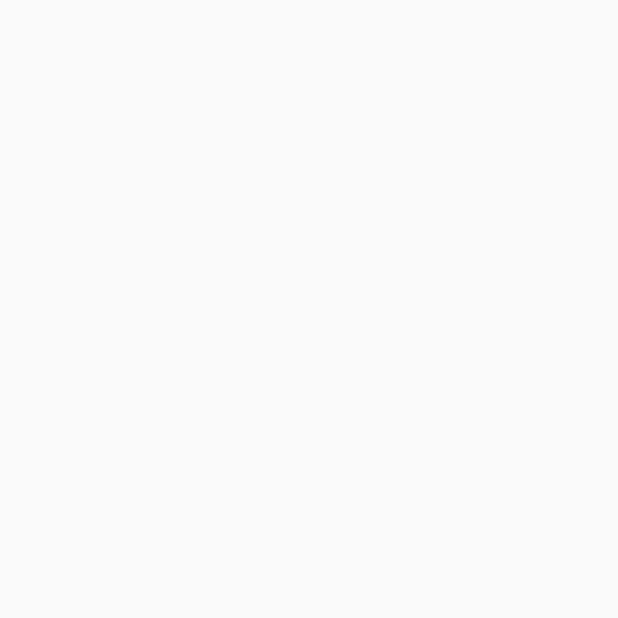
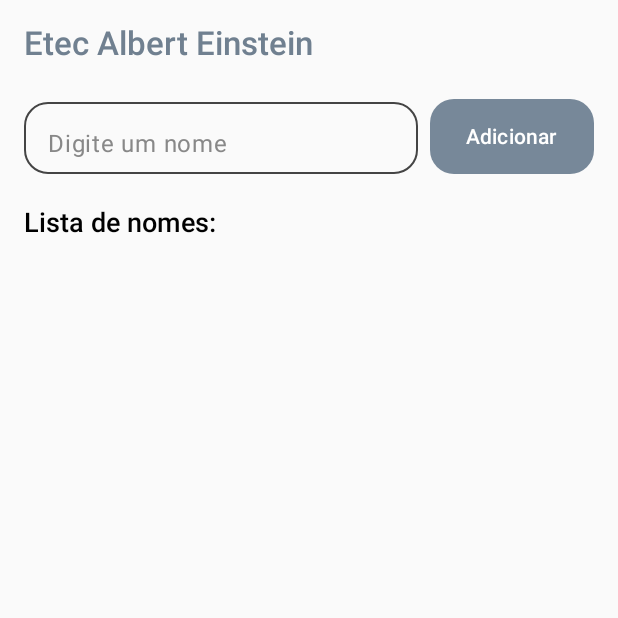
Before and after one commit to danielalmeidafr/Student, an Android app built with Jetpack Compose: the screen it shows after launch (MainActivity), on a phone screen of 412 x 824 dp, the top half of it. Before the commit the part shown is empty. Run offline under Robolectric (Android 15) with nearby library versions, the phone set to English and light mode, and no system bars.

Commit message:
feat: mvp

```diff
--- a/app/src/main/java/com/student/views/Home.kt
+++ b/app/src/main/java/com/student/views/Home.kt
@@ -1,22 +1,137 @@
 package com.student.views
 
+import android.widget.Toast
 import androidx.compose.foundation.background
 import androidx.compose.foundation.layout.Box
+import androidx.compose.foundation.layout.Column
+import androidx.compose.foundation.layout.PaddingValues
+import androidx.compose.foundation.layout.Row
+import androidx.compose.foundation.layout.Spacer
+import androidx.compose.foundation.layout.WindowInsets
+import androidx.compose.foundation.layout.asPaddingValues
 import androidx.compose.foundation.layout.fillMaxSize
+import androidx.compose.foundation.layout.fillMaxWidth
+import androidx.compose.foundation.layout.height
+import androidx.compose.foundation.layout.padding
+import androidx.compose.foundation.layout.safeDrawing
+import androidx.compose.foundation.layout.size
+import androidx.compose.foundation.layout.width
+import androidx.compose.foundation.shape.CircleShape
+import androidx.compose.foundation.shape.RoundedCornerShape
+import androidx.compose.material.icons.Icons
+import androidx.compose.material.icons.filled.Close
+import androidx.compose.material3.Button
+import androidx.compose.material3.ButtonDefaults
+import androidx.compose.material3.Icon
+import androidx.compose.material3.IconButton
+import androidx.compose.material3.OutlinedTextField
+import androidx.compose.material3.OutlinedTextFieldDefaults
+import androidx.compose.material3.SnackbarHost
+import androidx.compose.material3.SnackbarHostState
+import androidx.compose.material3.Text
 import androidx.compose.runtime.Composable
+import androidx.compose.runtime.getValue
+import androidx.compose.runtime.mutableStateListOf
+import androidx.compose.runtime.mutableStateOf
+import androidx.compose.runtime.remember
+import androidx.compose.runtime.rememberCoroutineScope
+import androidx.compose.runtime.setValue
+import androidx.compose.ui.Alignment
 import androidx.compose.ui.Modifier
 import androidx.compose.ui.graphics.Color
+import androidx.compose.ui.graphics.painter.Painter
+import androidx.compose.ui.platform.LocalContext
+import androidx.compose.ui.text.font.FontWeight
 import androidx.compose.ui.tooling.preview.Preview
+import androidx.compose.ui.unit.dp
+import androidx.compose.ui.unit.sp
+import kotlinx.coroutines.launch
 
 @Composable
 fun Home() {
+    var name by remember { mutableStateOf("") }
+    var names = remember { mutableStateListOf<String>() }
+    val context = LocalContext.current
 
+    Column(modifier = Modifier.fillMaxSize().padding(16.dp).padding(WindowInsets.safeDrawing.asPaddingValues())) {
+        Text("Etec Albert Einstein", fontSize = 22.sp, fontWeight = FontWeight.SemiBold, color = Color(0xFF708090))
+        Spacer(modifier = Modifier.height(18.dp))
+        Row(modifier = Modifier.fillMaxWidth(), verticalAlignment = Alignment.CenterVertically) {
+            OutlinedTextField(
+                modifier = Modifier.weight(1f).height(56.dp),
+                value = name,
+                onValueChange = { name = it },
+                label = { Text("Digite um nome") },
+                shape = RoundedCornerShape(16.dp),
+                colors = OutlinedTextFieldDefaults.colors(
+                    unfocusedLabelColor = Color.Gray,
+                    focusedLabelColor = Color.Gray,
+                    unfocusedBorderColor = Color.DarkGray,
+                    focusedBorderColor = Color.DarkGray
+                )
+            )
+            Spacer(modifier = Modifier.width(8.dp))
+            Button(
+                onClick = {
+                    if (name.isNotBlank()) {
+                        names += name
+                        name = ""
+                    } else {
+                        Toast.makeText(context, "Digite um nome antes de adicionar!", Toast.LENGTH_SHORT).show()
+                    }
+                },
+                modifier = Modifier.height(56.dp).padding(top = 6.dp),
+                shape = RoundedCornerShape(16.dp),
+                colors = ButtonDefaults.buttonColors(
+                    containerColor = Color(0xFF778899),
+                    contentColor = Color.White
+                ),
+            ) {
+                Text("Adicionar", fontWeight = FontWeight.SemiBold)
+            }
+        }
+        Spacer(modifier = Modifier.height(22.dp))
+        Text("Lista de nomes:", fontSize = 18.sp, fontWeight = FontWeight.Medium)
+        names.forEach { namesItem ->
+            Row(
+                verticalAlignment = Alignment.CenterVertically,
+                modifier = Modifier
+                    .fillMaxWidth()
+                    .padding(vertical = 4.dp)
+                    .background(
+                        color = Color(0xFFF0F4F8),
+                        shape = RoundedCornerShape(12.dp)
+                    )
+                    .padding(horizontal = 12.dp, vertical = 6.dp)
+            ) {
+                Text(
+                    "○ $namesItem",
+                    fontSize = 16.sp,
+                    fontWeight = FontWeight.Medium,
+                    color = Color(0xFF333333),
+                    modifier = Modifier.weight(1f)
+                )
+                IconButton(
+                    onClick = { names.remove(namesItem) }
+                ) {
+                    Icon(
+                        modifier = Modifier.width(18.dp),
+                        imageVector = Icons.Default.Close,
+                        contentDescription = null,
+                        tint = Color(0xFF333333)
+                    )
+                }
+            }
+        }
+    }
 }
 
 @Preview
 @Composable
 fun HomePreview() {
-    Box(Modifier.fillMaxSize().background(Color.White)) {
+    Box(Modifier
+        .fillMaxSize()
+        .background(Color.White)) {
         Home()
     }
 }
```
